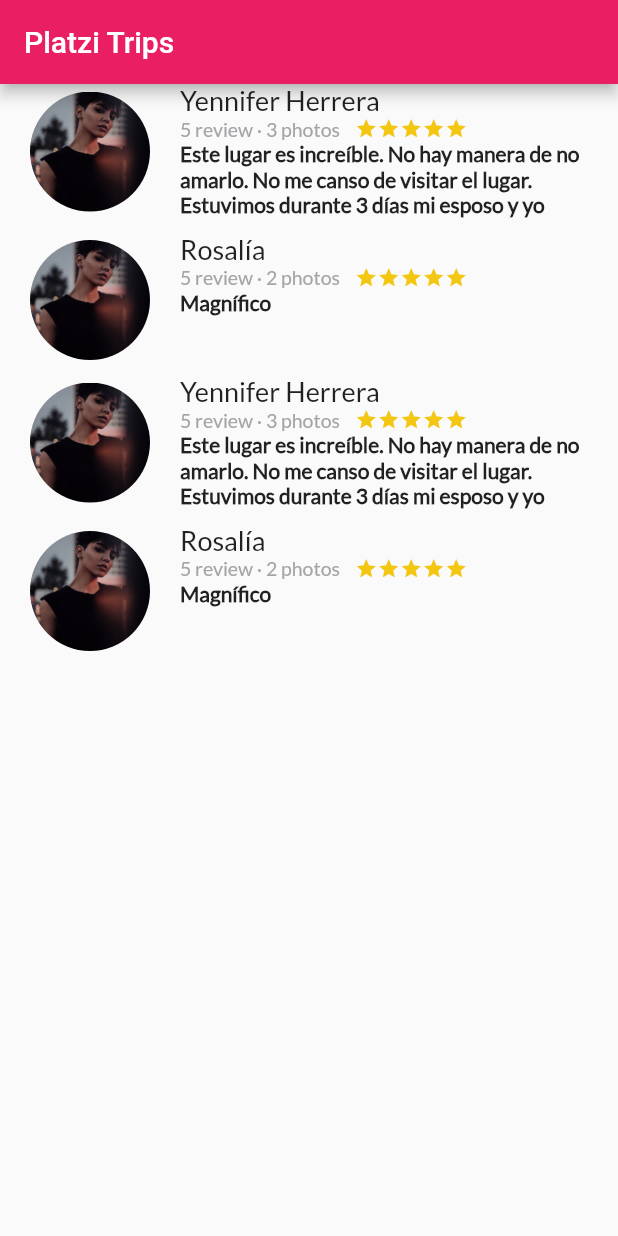
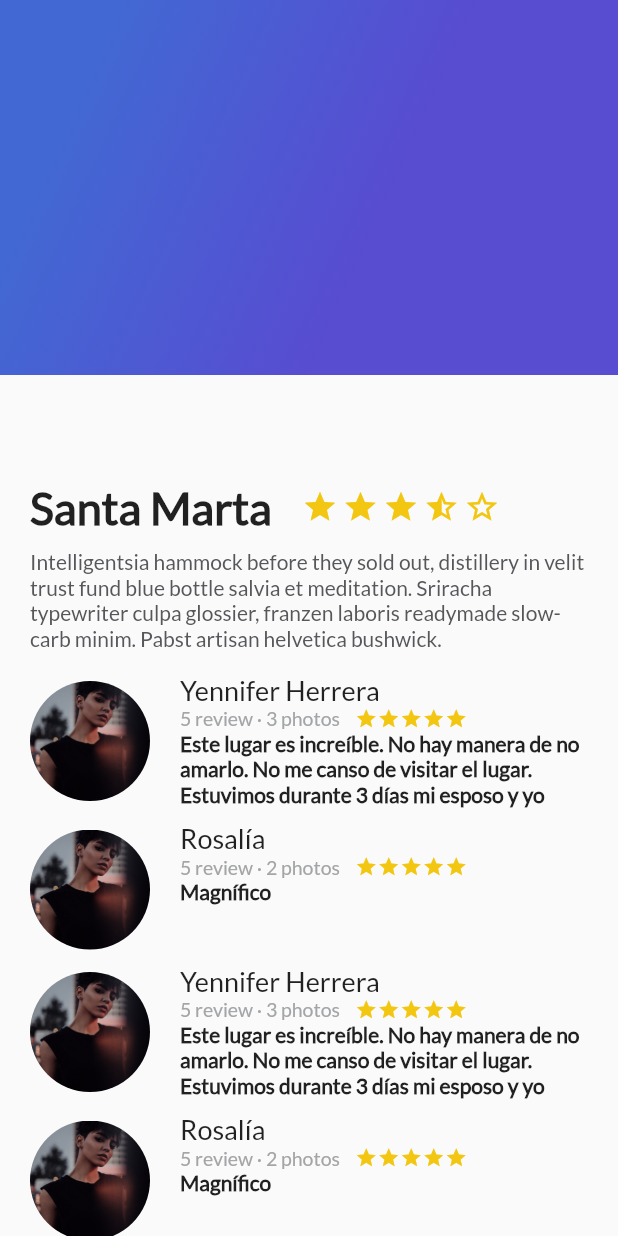
Before and after one commit to Yenniferh/Platzi-Trips, a Flutter app: the screen it shows after launch, on a phone screen of 412 x 824 dp. Run offline on Flutter 3.47's test engine with Material 2 defaults, Android fonts, the phone set to English and light mode, and no system bars.

Commit message:
Gradient Back

```diff
--- a/lib/description_place.dart
+++ b/lib/description_place.dart
@@ -83,11 +83,14 @@ class DescriptionPlace extends StatelessWidget {
       ),
     );
 
-    return Column(
-      children: <Widget>[
-        title_stars,
-        description_text
-      ],
+    return Container(
+      margin: EdgeInsets.only(bottom: 15.0),
+      child: Column(
+        children: <Widget>[
+          title_stars,
+          description_text
+        ],
+      ),
     );
   }
 
--- /dev/null
+++ b/lib/gradient_back.dart
@@ -0,0 +1,22 @@
+import 'package:flutter/material.dart';
+
+class GradientBack extends StatelessWidget {
+  @override
+  Widget build(BuildContext context) {
+    return Container(
+      height: 250.0,
+      decoration:  BoxDecoration(
+        gradient: LinearGradient(
+          colors: [
+            Color(0xFF4268D3),
+            Color(0xFF584CD1),
+          ],
+          begin: FractionalOffset(0.2, 0.0),
+          end: FractionalOffset(1.0, 0.6),
+          stops: [0.0, 0.6],
+          tileMode: TileMode.clamp
+        )
+      ),
+    );
+  }
+}
--- a/lib/main.dart
+++ b/lib/main.dart
@@ -1,6 +1,7 @@
 import 'package:flutter/material.dart';
 import 'package:platzi_trips/review_list.dart';
 import 'description_place.dart';
+import 'gradient_back.dart';
 //import 'review.dart';
 
 void main() => runApp(MyApp());
@@ -19,11 +20,17 @@ class MyApp extends StatelessWidget {
         primarySwatch: Colors.pink,
       ),
       home: Scaffold(
-        appBar: AppBar(
-          title: Text('Platzi Trips'),
+        body: Stack(
+          children: <Widget>[
+            ListView(
+              children: <Widget>[
+                DescriptionPlace('Santa Marta', 4, dummyText),
+                ReviewList()
+              ],
+            ),
+            GradientBack(),
+          ],
         ),
-        //body: new DescriptionPlace('Santa Marta', 4, dummyText),
-        body: ReviewList(),
       )
     );
   }
```
